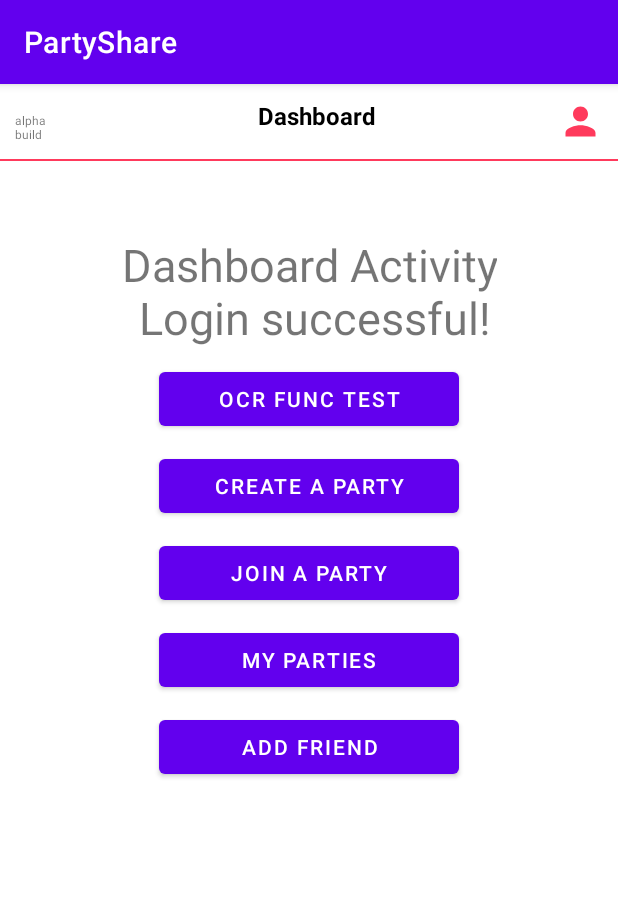
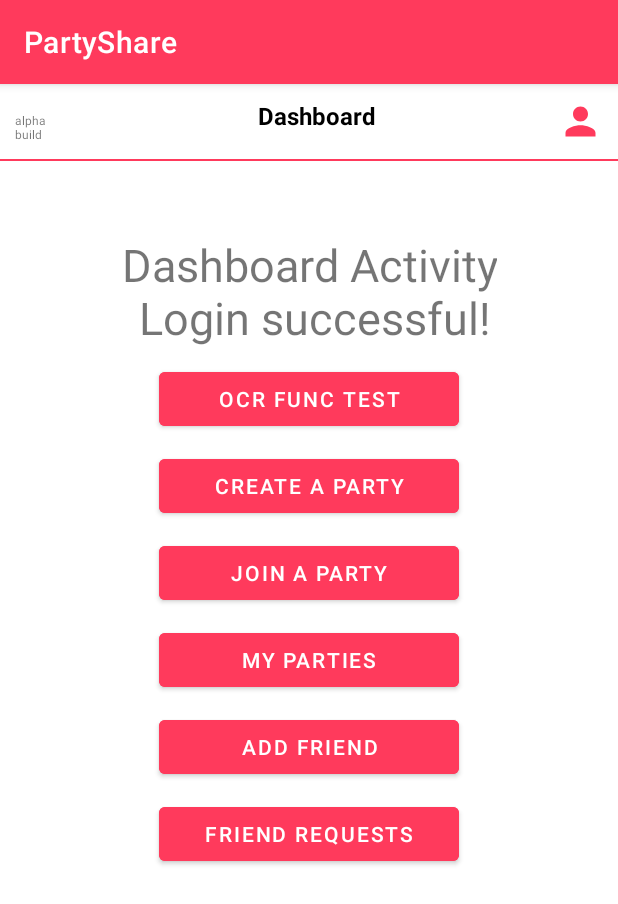
Before and after one commit to Szymon-Nolbertowicz/PartyShareApp, an Android app: the screen it shows after launch once a user with an empty profile is signed in (Dashboard), on a phone screen of 412 x 824 dp. Shown: the top 904 px of the screen. Run offline under Robolectric (Android 15) with nearby library versions, the phone set to English and light mode, and no system bars; our stand-ins replace Firebase (no records; nobody signed in at launch, a user with empty details on screens opened directly).

Commit message:
theme css bug fix

```diff
--- a/app/src/main/res/layout/activity_dashboard.xml
+++ b/app/src/main/res/layout/activity_dashboard.xml
@@ -31,7 +31,8 @@
         android:layout_width="200dp"
         android:layout_height="wrap_content"
         android:textColor="#ffffff"
-        android:text="OCR FUNC TEST"/>
+        android:text="OCR FUNC TEST"
+        android:backgroundTint="#ff3a5c"/>
 
     <Button
         app:layout_constraintTop_toBottomOf="@+id/btnOCR"
@@ -42,7 +43,8 @@
         android:layout_width="200dp"
         android:layout_height="wrap_content"
         android:textColor="#ffffff"
-        android:text="Create a party"/>
+        android:text="Create a party"
+        android:backgroundTint="#ff3a5c"/>
 
     <Button
         app:layout_constraintTop_toBottomOf="@+id/btnCreate"
@@ -53,7 +55,8 @@
         android:layout_width="200dp"
         android:layout_height="wrap_content"
         android:textColor="#ffffff"
-        android:text="Join A Party"/>
+        android:text="Join A Party"
+        android:backgroundTint="#ff3a5c"/>
 
     <Button
         app:layout_constraintTop_toBottomOf="@+id/btnJoin"
@@ -64,7 +67,8 @@
         android:layout_width="200dp"
         android:layout_height="wrap_content"
         android:textColor="#ffffff"
-        android:text="My parties"/>
+        android:text="My parties"
+        android:backgroundTint="#ff3a5c"/>
     <Button
         app:layout_constraintTop_toBottomOf="@+id/btnPartyList"
         android:id="@+id/btnAddFriend"
@@ -74,5 +78,18 @@
         android:layout_width="200dp"
         android:layout_height="wrap_content"
         android:textColor="#ffffff"
-        android:text="Add Friend"/>
+        android:text="Add Friend"
+        android:backgroundTint="#ff3a5c"/>
+
+    <Button
+        app:layout_constraintTop_toBottomOf="@+id/btnAddFriend"
+        android:id="@+id/btnFriendRequests"
+        android:layout_margin="10dp"
+        app:layout_constraintStart_toStartOf="parent"
+        app:layout_constraintEnd_toEndOf="parent"
+        android:layout_width="200dp"
+        android:layout_height="wrap_content"
+        android:textColor="#ffffff"
+        android:text="Friend Requests"
+        android:backgroundTint="#ff3a5c"/>
 </androidx.constraintlayout.widget.ConstraintLayout>
--- a/app/src/main/res/values-night/themes.xml
+++ b/app/src/main/res/values-night/themes.xml
@@ -3,7 +3,7 @@
     <style name="Theme.PartyShare" parent="Theme.MaterialComponents.DayNight.DarkActionBar">
         <!-- Primary brand color. -->
         <item name="colorPrimary">@color/purple_200</item>
-        <item name="colorPrimaryVariant">@color/purple_700</item>
+        <item name="colorPrimaryVariant">#ff3a5c</item>
         <item name="colorOnPrimary">@color/black</item>
         <!-- Secondary brand color. -->
         <item name="colorSecondary">@color/teal_200</item>
--- a/app/src/main/res/values/themes.xml
+++ b/app/src/main/res/values/themes.xml
@@ -2,8 +2,8 @@
     <!-- Base application theme. -->
     <style name="Theme.PartyShare" parent="Theme.MaterialComponents.DayNight.DarkActionBar">
         <!-- Primary brand color. -->
-        <item name="colorPrimary">@color/purple_500</item>
-        <item name="colorPrimaryVariant">@color/purple_700</item>
+        <item name="colorPrimary">#ff3a5c</item>
+        <item name="colorPrimaryVariant">#ff3a5a</item>
         <item name="colorOnPrimary">@color/white</item>
         <!-- Secondary brand color. -->
         <item name="colorSecondary">@color/teal_200</item>
```
